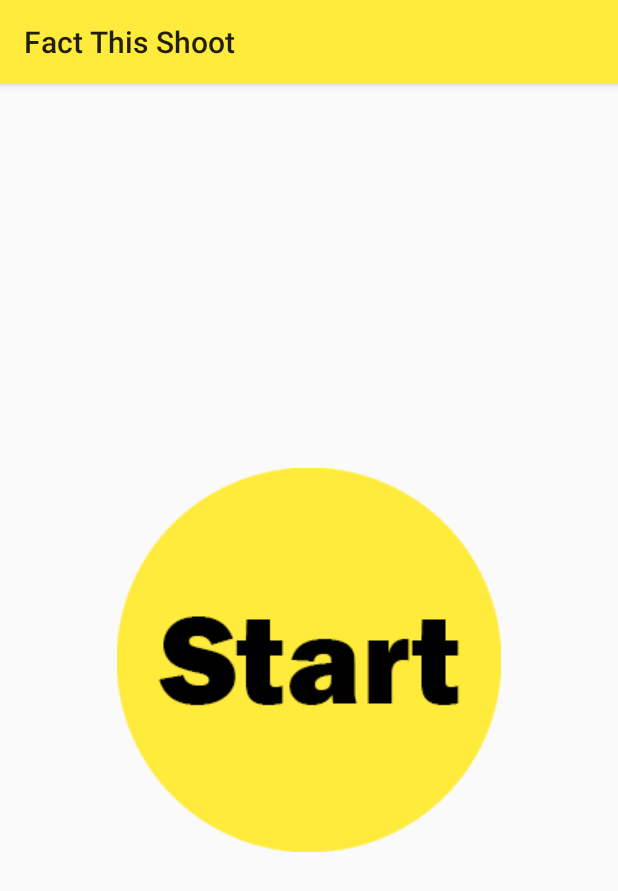
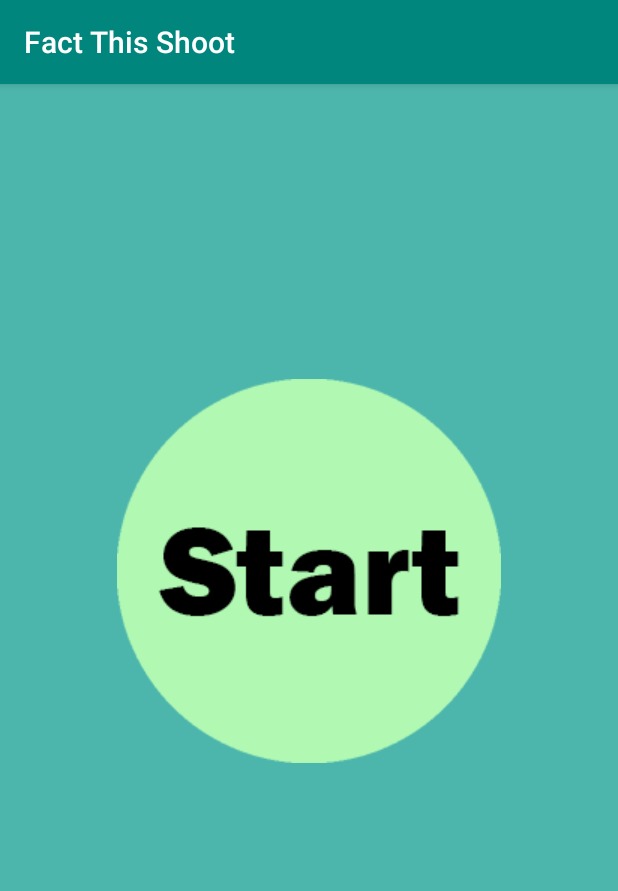
Before and after one commit to CyrusVatandoost/fact-this-shoot, an Android app: the screen it shows after launch (MainActivity), on a phone screen of 412 x 824 dp. Shown: the top 891 px of the screen. Run offline under Robolectric (Android 15) with nearby library versions, the phone set to English and light mode, and no system bars; our stand-ins replace AdMob.

Commit message:
Changed Color Theme
Changed:
- Color theme was be changed. This new one is not yet final.

Removed:
- Deleted unused activity called InsertQuestion.

```diff
--- a/app/src/main/java/com/teamenigma/factthisshoot/ChooseCategory.java
+++ b/app/src/main/java/com/teamenigma/factthisshoot/ChooseCategory.java
@@ -114,8 +114,6 @@ public class ChooseCategory extends AppCompatActivity {
 
     private void setupDatabase() {
 
-
-
         //Insert Dogs
         dbHelper.insertData("Beagle", R.drawable.beagle,  "Dogs");
         dbHelper.insertData("Bulldog", R.drawable.bulldog,  "Dogs");
@@ -131,7 +129,6 @@ public class ChooseCategory extends AppCompatActivity {
         dbHelper.insertData("Pug", R.drawable.pug,  "Dogs");
         dbHelper.insertData("Rottweiler", R.drawable.rottweiler,  "Dogs");
         dbHelper.insertData("Siberian Husky", R.drawable.siberian_husky,  "Dogs");
-
 
         //Insert Planets
         dbHelper.insertData("Earth", R.drawable.earth, "Planets");
--- a/app/src/main/res/layout/activity_main.xml
+++ b/app/src/main/res/layout/activity_main.xml
@@ -5,20 +5,6 @@
     android:layout_width="match_parent"
     android:layout_height="match_parent"
     tools:context="com.teamenigma.factthisshoot.MainActivity">
-
-    <ImageView
-        android:id="@+id/imageStart"
-        android:layout_width="wrap_content"
-        android:layout_height="wrap_content"
-        android:layout_marginBottom="8dp"
-        android:layout_marginLeft="8dp"
-        android:layout_marginRight="8dp"
-        android:layout_marginTop="8dp"
-        app:layout_constraintBottom_toBottomOf="parent"
-        app:layout_constraintLeft_toLeftOf="parent"
-        app:layout_constraintRight_toRightOf="parent"
-        app:layout_constraintTop_toTopOf="parent"
-        app:srcCompat="@drawable/button_start" />
 
     <com.google.android.gms.ads.AdView
         xmlns:ads="http://schemas.android.com/apk/res-auto"
@@ -40,4 +26,19 @@
         ads:layout_constraintVertical_bias="1.0">
     </com.google.android.gms.ads.AdView>
 
+    <ImageView
+        android:id="@+id/imageStart"
+        android:layout_width="wrap_content"
+        android:layout_height="wrap_content"
+        android:layout_marginBottom="8dp"
+        android:layout_marginLeft="8dp"
+        android:layout_marginRight="8dp"
+        android:layout_marginTop="8dp"
+        app:layout_constraintBottom_toBottomOf="parent"
+        app:layout_constraintLeft_toLeftOf="parent"
+        app:layout_constraintRight_toRightOf="parent"
+        app:layout_constraintTop_toTopOf="parent"
+        app:layout_constraintVertical_bias="0.38"
+        app:srcCompat="@drawable/button_start" />
+
 </android.support.constraint.ConstraintLayout>
--- a/app/src/main/res/values-v21/styles.xml
+++ b/app/src/main/res/values-v21/styles.xml
@@ -5,8 +5,9 @@
         <!-- Customize your theme here. -->
         <item name="colorPrimary">@color/colorPrimaryDark</item>
         <item name="colorPrimaryDark">@color/colorPrimaryDark</item>
-        <item name="colorAccent">@color/colorAccent</item>
+        <item name="colorAccent">@color/colorSecondaryLight</item>
         <item name="android:statusBarColor">@color/colorPrimaryDark</item>
+        <item name="android:colorBackground">@color/colorPrimary</item>
     </style>
 
     <style name="CategoryButton" parent="android:Widget.Material.Button">
--- a/app/src/main/res/values/colors.xml
+++ b/app/src/main/res/values/colors.xml
@@ -1,8 +1,16 @@
 <?xml version="1.0" encoding="utf-8"?>
 <resources>
-    <color name="colorPrimary">#ffeb3b</color>
-    <color name="colorPrimaryDark">#303f9f</color>
-    <color name="colorAccent">#FF4081</color>
+    <color name="colorPrimary">         #4db6ac</color>
+    <color name="colorPrimaryLight">    #82e9de</color>
+    <color name="colorPrimaryDark">     #00867d</color>
+
+    <color name="colorSecondary">       #81c784</color>
+    <color name="colorSecondaryLight">  #b2fab4</color>
+    <color name="colorSecondaryDark">   #519657</color>
+
+    <color name="colorAccent">#4db6ac</color>
+
     <color name="green">#60FF60</color>
     <color name="red">#FF6060</color>
+    <color name="yellow">#ffeb3b</color>
 </resources>
--- a/app/src/main/res/values/styles.xml
+++ b/app/src/main/res/values/styles.xml
@@ -5,7 +5,8 @@
         <!-- Customize your theme here. -->
         <item name="colorPrimary">@color/colorPrimaryDark</item>
         <item name="colorPrimaryDark">@color/colorPrimaryDark</item>
-        <item name="colorAccent">@color/colorAccent</item>
+        <item name="colorAccent">@color/colorSecondaryLight</item>
+        <item name="android:colorBackground">@color/colorPrimary</item>
     </style>
 
     <style name="AppTheme.NoActionBar">
```
Also changed, not shown: app/src/main/AndroidManifest.xml (+8 -5 lines), app/src/main/java/com/teamenigma/factthisshoot/InsertQuestion.java (deleted, +0 -30 lines), app/src/main/res/layout/activity_insert_question.xml (deleted, +0 -33 lines), app/src/main/res/layout/content_insert_question.xml (deleted, +0 -11 lines), app/src/main/res/drawable/button_start.png, app/src/main/res/drawable/logos.png, app/src/main/res/drawable/message_gameover.png.
